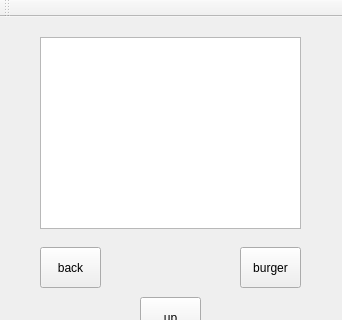
Before: the Qt Designer form COMP3004Project/mainwindow.ui in IanBechard/3004final, drawn with Qt 5; both pictures show x 0 to 342 and y 0 to 320 of the 342 by 543 pixel window.
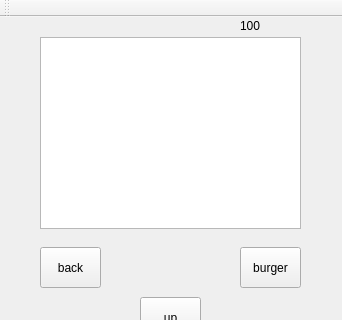
After: the same form once the commit is applied.

Commit message: Added battery functionality, with an update() which will run every 5 seconds

```diff
--- a/COMP3004Project/mainwindow.ui
+++ b/COMP3004Project/mainwindow.ui
@@ -152,6 +152,19 @@
      <string>power</string>
     </property>
    </widget>
+   <widget class="QLabel" name="batteryTag">
+    <property name="geometry">
+     <rect>
+      <x>240</x>
+      <y>0</y>
+      <width>64</width>
+      <height>17</height>
+     </rect>
+    </property>
+    <property name="text">
+     <string>100</string>
+    </property>
+   </widget>
   </widget>
   <widget class="QMenuBar" name="menuBar">
    <property name="geometry">
```
The commit also changes 4 other files.
